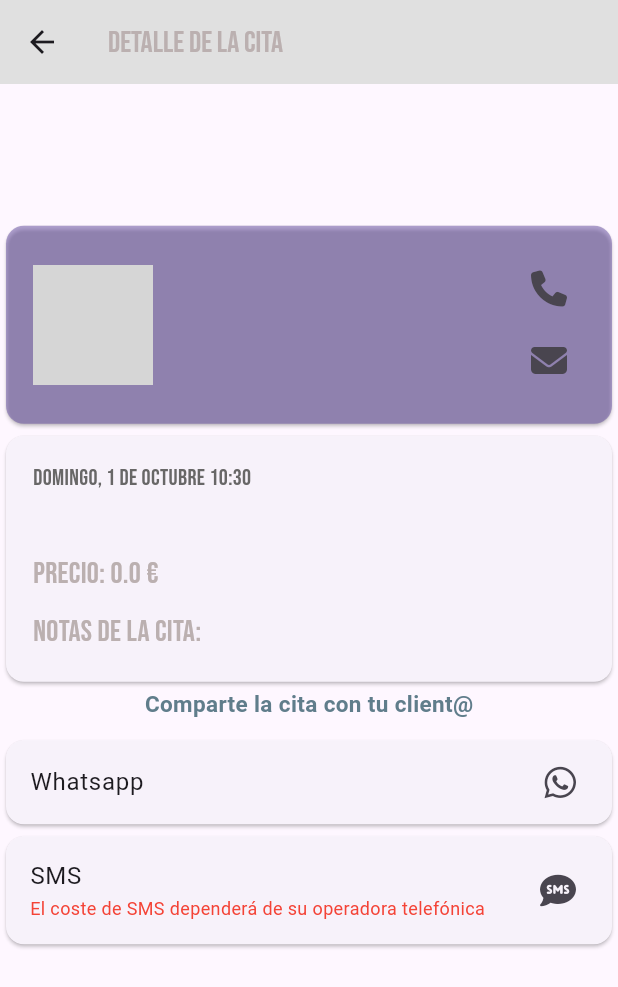
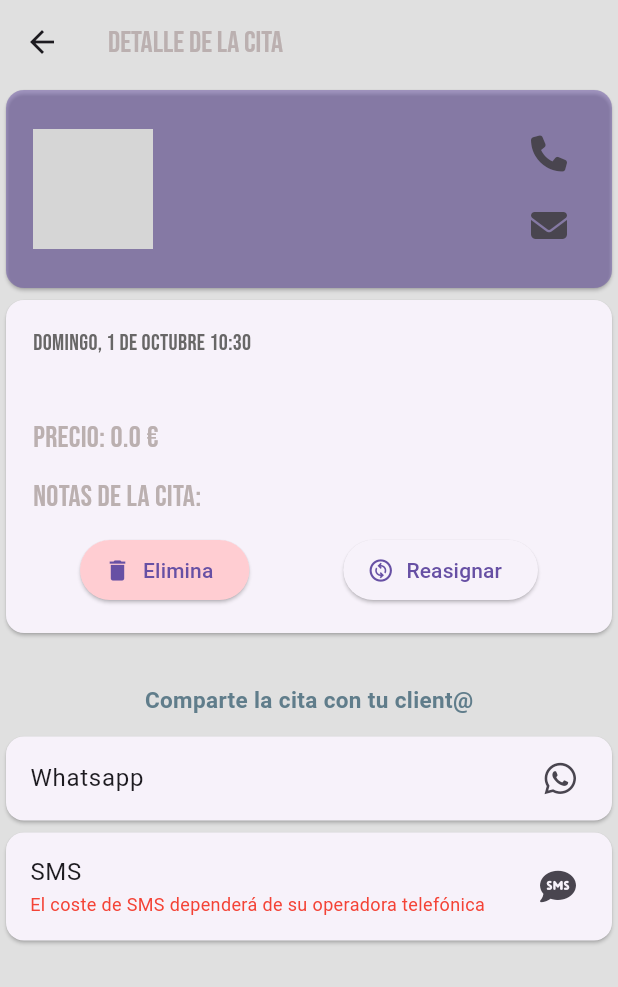
Before and after one commit to luguidu77/agenda-app, a Flutter app: the DetallesCitaScreen screen opened directly with empty values, on a phone screen of 412 x 824 dp. Shown: the top 987 px of the screen. Run offline on Flutter 3.47's test engine with Material 2 defaults, Android fonts, the phone set to English and light mode, and no system bars; our stand-ins replace cloud_firestore, email_validator, firebase_auth, firebase_core, firebase_messaging, firebase_storage and 20 more; missing offline and left inert: drag_and_drop_lists, fast_contacts, flutter_picker, flutter_sendinblue, flutter_stripe, pay and 1 more; accounts and stored records are empty; grey boxes are pictures that could not be loaded.

Commit message:
diseño detalle cita, agregado botones y formulario eliminar y reasignar

```diff
--- a/lib/screens/calendario_screen.dart
+++ b/lib/screens/calendario_screen.dart
@@ -130,8 +130,8 @@ class _CalendarioCitasScreenState extends State<CalendarioCitasScreen> {
     visibleCalendario = calendarioProvider.visibleCalendario;
 
     return Scaffold(
-      floatingActionButtonLocation: FloatingActionButtonLocation.miniEndFloat,
-      floatingActionButton: const BotonSpeedDial(),
+      //  floatingActionButtonLocation: FloatingActionButtonLocation.miniEndFloat,
+      // floatingActionButton: const BotonSpeedDial(),
       key: _scaffoldKey,
       //drawer: const MenuDrawer(),
       onDrawerChanged: (isOpened) {
--- a/lib/screens/detalles_cita_screen.dart
+++ b/lib/screens/detalles_cita_screen.dart
@@ -6,7 +6,9 @@ import 'package:intl/intl.dart';
 import '../models/models.dart';
 import '../providers/providers.dart';
 import '../utils/utils.dart';
+import '../widgets/botones/form_reprogramar_reserva.dart';
 import '../widgets/compartirCliente/compartir_cita_a_cliente.dart';
+import '../widgets/elimina_cita.dart';
 
 class DetallesCitaScreen extends StatefulWidget {
   final String emailUsuario;
@@ -20,6 +22,7 @@ class DetallesCitaScreen extends StatefulWidget {
 }
 
 class _DetallesCitaScreenState extends State<DetallesCitaScreen> {
+  bool visibleFormulario = false;
   PersonalizaModel personaliza = PersonalizaModel();
   EdgeInsets miPadding = const EdgeInsets.all(18.0);
   late Map<String, dynamic> reserva;
@@ -47,10 +50,17 @@ class _DetallesCitaScreenState extends State<DetallesCitaScreen> {
 
   @override
   Widget build(BuildContext context) {
+    double altura = 400;
     // final cita = widget.reserva; //widget.reserva;
-
+    String? fechaLarga;
+    DateTime resFecha = DateTime.parse(
+        reserva['horaInicio']); // horaInicio trae 2022-12-05 20:27:00.000Z
+    //? FECHA LARGA EN ESPAÑOL
+    fechaLarga = DateFormat.MMMMEEEEd('es_ES')
+        .add_Hm()
+        .format(DateTime.parse(resFecha.toString()));
     return Scaffold(
-      // backgroundColor: colorFondo,
+      backgroundColor: colorFondo,
       appBar: AppBar(
         backgroundColor: colorFondo,
         elevation: 0,
@@ -59,44 +69,104 @@ class _DetallesCitaScreenState extends State<DetallesCitaScreen> {
           style: subTituloEstilo,
         ),
       ),
-      body: Center(
+      body: Stack(
+        children: [
+          SingleChildScrollView(
+            child: Container(
+              padding: EdgeInsets.only(top: altura),
+              height: MediaQuery.of(context).size.height + altura,
+              child: Column(children: [
+                Visibility(
+                  visible: visibleFormulario,
+                  //  padding: EdgeInsets.only(top: altura),
+                  // height: altura,
+                  child: FormReprogramaReserva(
+                      idServicio: reserva['idServicio'].toString(),
+                      cita: reserva),
+                ),
+                CompartirCitaConCliente(
+                    cliente: reserva['nombre'],
+                    telefono: reserva['telefono']!,
+                    email: reserva['email'],
+                    fechaCita: fechaLarga,
+                    servicio: reserva['servicio'])
+              ]),
+            ),
+          ),
+          Positioned(
+            top: 0, // Alinea el widget en la parte superior.
+            left: 0, // Opcional: ajusta la posición horizontal.
+            right: 0,
+            child: Container(
+                color: colorFondo,
+                height: altura,
                 child: SingleChildScrollView(
                   child: Column(
-            // crossAxisAlignment: CrossAxisAlignment.start,
                     children: [
                       // Detalles del cliente
                       _cliente(reserva),
-
                       // Detalle de la cita
-              _detallesCita(reserva),
-
-              const SizedBox(
-                height: 100,
-              ),
-
-              // compartir cita
+                      _detallesCita(reserva, fechaLarga)
                     ],
                   ),
+                )),
           ),
+        ],
       ),
     );
   }
 
-  _detallesCita(cita) {
-    String? fechaLarga;
-    DateTime resFecha = DateTime.parse(
-        cita['horaInicio']); // horaInicio trae 2022-12-05 20:27:00.000Z
-    //? FECHA LARGA EN ESPAÑOL
-    fechaLarga = DateFormat.MMMMEEEEd('es_ES')
-        .add_Hm()
-        .format(DateTime.parse(resFecha.toString()));
+  _botonesCita() {
+    return Row(
+      mainAxisAlignment: MainAxisAlignment.spaceAround,
+      children: [
+        ElevatedButton.icon(
+            style: ButtonStyle(
+              backgroundColor:
+                  MaterialStateProperty.all<Color>(Colors.red.shade100),
+            ),
+            onPressed: () async {
+              final res = await mensajeAlerta(
+                  context,
+                  0,
+                  widget.reserva,
+                  (widget.emailUsuario == '') ? false : true,
+                  widget.emailUsuario);
+
+              if (res == true) {
+                // ignore: use_build_context_synchronously
+                Navigator.pushReplacementNamed(context, '/');
+              }
+            },
+            icon: const Icon(Icons.delete),
+            label: const Text('Elimina'))
+
+        // HE QUITADO EL BOTON REPROGRAMAR
+
+        ,
+        ElevatedButton.icon(
+            onPressed: () {
+              setState(() {});
+              visibleFormulario
+                  ? visibleFormulario = false
+                  : visibleFormulario = true;
+            },
+            icon: Icon(visibleFormulario
+                ? Icons.cancel
+                : Icons.change_circle_outlined),
+            label: Text(visibleFormulario ? 'Cancelar' : 'Reasignar'))
+      ],
+    );
+  }
+
+  _detallesCita(cita, fechaLarga) {
     return SizedBox(
-      // height: 250,
       child: Column(
         // clipBehavior: Clip.none,
         children: [
           SizedBox(
             width: double.infinity,
+            // height: 250,
             child: Card(
               // color: Colors.deepPurple[300],
               child: Padding(
@@ -130,17 +200,13 @@ class _DetallesCitaScreenState extends State<DetallesCitaScreen> {
                       'Notas de la cita: ${cita['comentario'].toString()}',
                       style: subTituloEstilo,
                     ),
+                    const SizedBox(height: 10),
+                    _botonesCita()
                   ],
                 ),
               ),
             ),
           ),
-          CompartirCitaConCliente(
-              cliente: reserva['nombre'],
-              telefono: reserva['telefono']!,
-              email: reserva['email'],
-              fechaCita: fechaLarga,
-              servicio: reserva['servicio'])
         ],
       ),
     );
--- a/lib/screens/style/estilo_pantalla.dart
+++ b/lib/screens/style/estilo_pantalla.dart
@@ -15,3 +15,7 @@ final textoTelefonoEstilo = GoogleFonts.bebasNeue(
     textStyle: const TextStyle(color: Color.fromARGB(255, 49, 47, 47)));
 
 final colorFondo = Colors.grey[300];
+
+final textoPequenoEstilo = GoogleFonts.bebasNeue(
+    fontSize: 10,
+    textStyle: const TextStyle(color: Color.fromARGB(255, 104, 103, 103)));
```
Also changed, not shown: lib/widgets/botones/form_reprogramar_reserva.dart (+16 -5 lines), lib/widgets/elimina_cita.dart (+9 -3 lines), lib/widgets/lista_de_citas.dart (+41 -4 lines), lib/widgets/selecciona_dia.dart (+9 -5 lines), lib/widgets/ver_citas_dia.dart (+29 -20 lines), 1 other file. Lines whose indentation alone changed are shown as unchanged.
